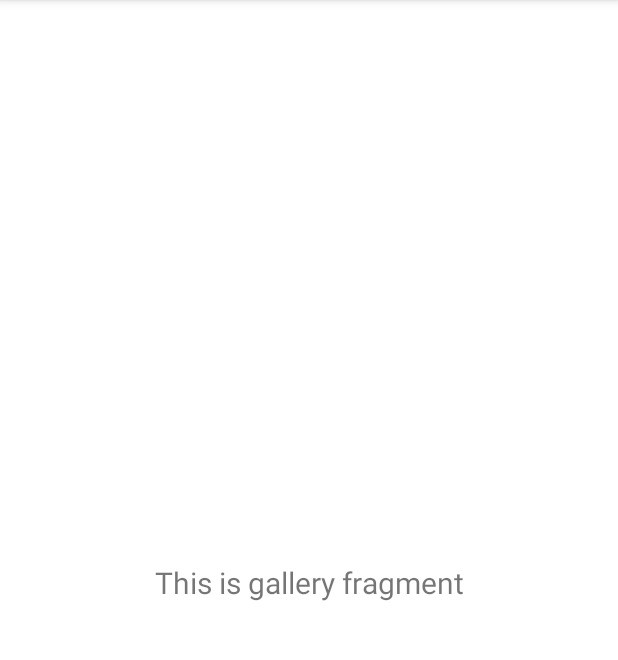
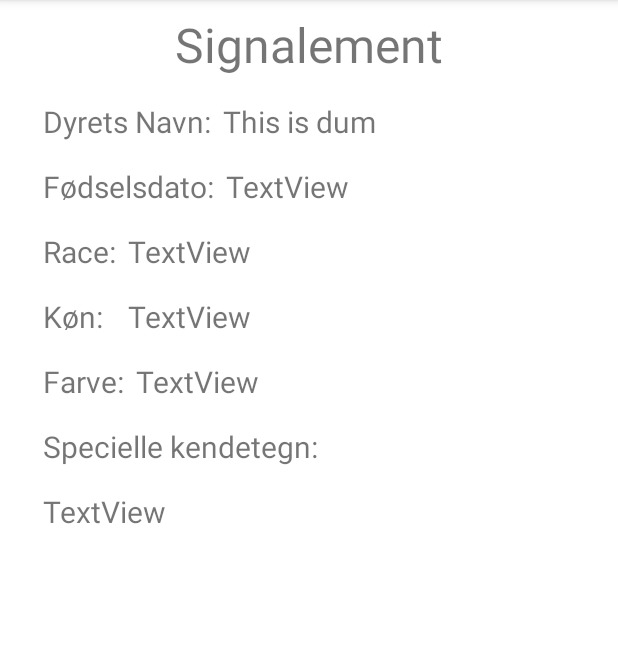
Before and after one commit to marker99/Mit-Dyrs-Sundhed, an Android app: the fragment SignalementFragment shown on its own in the app's theme, on a phone screen of 412 x 824 dp, the part 84-744 px from its top. Run offline under Robolectric (Android 15) with nearby library versions, the phone set to English and light mode, and no system bars.

Commit message:
signalement view begun

```diff
--- a/app/src/main/java/com/github/marker99/MainActivity.java
+++ b/app/src/main/java/com/github/marker99/MainActivity.java
@@ -42,7 +42,7 @@ public class MainActivity extends AppCompatActivity {
         // Passing each menu ID as a set of Ids because each
         // menu should be considered as top level destinations.
         mAppBarConfiguration = new AppBarConfiguration.Builder(
-                R.id.nav_home, R.id.nav_gallery, R.id.nav_slideshow)
+                R.id.nav_home, R.id.nav_signalement, R.id.nav_slideshow)
                 .setOpenableLayout(drawer)
                 .build();
         NavController navController = Navigation.findNavController(this, R.id.nav_host_fragment_content_main);
@@ -53,7 +53,7 @@ public class MainActivity extends AppCompatActivity {
     @Override
     public boolean onCreateOptionsMenu(Menu menu) {
         // Inflate the menu; this adds items to the action bar if it is present.
-        getMenuInflater().inflate(R.menu.main_activity2, menu);
+        getMenuInflater().inflate(R.menu.main_activity, menu);
         return true;
     }
 
--- a/app/src/main/java/com/github/marker99/ui/gallery/GalleryFragment.java
+++ b/app/src/main/java/com/github/marker99/ui/signalement/SignalementFragment.java
@@ -1,4 +1,4 @@
-package com.github.marker99.ui.gallery;
+package com.github.marker99.ui.signalement;
 
 import android.os.Bundle;
 import android.view.LayoutInflater;
@@ -10,22 +10,22 @@ import androidx.annotation.NonNull;
 import androidx.fragment.app.Fragment;
 import androidx.lifecycle.ViewModelProvider;
 
-import com.github.marker99.databinding.FragmentGalleryBinding;
+import com.github.marker99.databinding.FragmentSignalementBinding;
 
-public class GalleryFragment extends Fragment {
+public class SignalementFragment extends Fragment {
 
-    private FragmentGalleryBinding binding;
+    private FragmentSignalementBinding binding;
 
     public View onCreateView(@NonNull LayoutInflater inflater,
                              ViewGroup container, Bundle savedInstanceState) {
-        GalleryViewModel galleryViewModel =
-                new ViewModelProvider(this).get(GalleryViewModel.class);
+        SignalementViewModel signalementViewModel =
+                new ViewModelProvider(this).get(SignalementViewModel.class);
 
-        binding = FragmentGalleryBinding.inflate(inflater, container, false);
+        binding = FragmentSignalementBinding.inflate(inflater, container, false);
         View root = binding.getRoot();
 
-        final TextView textView = binding.textGallery;
-        galleryViewModel.getText().observe(getViewLifecycleOwner(), textView::setText);
+        TextView textView = binding.textviewPetName;
+        signalementViewModel.getText().observe(getViewLifecycleOwner(), textView::setText);
         return root;
     }
 
--- a/app/src/main/java/com/github/marker99/ui/gallery/GalleryViewModel.java
+++ b/app/src/main/java/com/github/marker99/ui/signalement/SignalementViewModel.java
@@ -1,16 +1,16 @@
-package com.github.marker99.ui.gallery;
+package com.github.marker99.ui.signalement;
 
 import androidx.lifecycle.LiveData;
 import androidx.lifecycle.MutableLiveData;
 import androidx.lifecycle.ViewModel;
 
-public class GalleryViewModel extends ViewModel {
+public class SignalementViewModel extends ViewModel {
 
     private final MutableLiveData<String> mText;
 
-    public GalleryViewModel() {
+    public SignalementViewModel() {
         mText = new MutableLiveData<>();
-        mText.setValue("This is gallery fragment");
+        mText.setValue("This is dum");
     }
 
     public LiveData<String> getText() {
--- a/app/src/main/res/layout/fragment_add_pet_info.xml
+++ b/app/src/main/res/layout/fragment_add_pet_info.xml
@@ -19,7 +19,7 @@
         android:useDefaultMargins="true">
 
         <TextView
-            android:id="@+id/tv_signalement"
+            android:id="@+id/signalement"
             android:layout_columnSpan="2"
             android:layout_gravity="center_horizontal"
             android:layout_marginTop="16dp"
@@ -28,7 +28,7 @@
 
 
         <TextView
-            android:id="@+id/tv_petName"
+            android:id="@+id/petName"
             android:layout_gravity="end"
             android:text="@string/dyrets_navn"
             android:textSize="16sp" />
@@ -41,7 +41,7 @@
 
 
         <TextView
-            android:id="@+id/tv_birthdate"
+            android:id="@+id/birthdate"
             android:layout_gravity="end"
             android:text="@string/fødselsdato"
             android:textSize="16sp" />
@@ -54,7 +54,7 @@
 
 
         <TextView
-            android:id="@+id/tv_race"
+            android:id="@+id/race"
             android:layout_gravity="end"
             android:text="@string/race"
             android:textSize="16sp" />
@@ -67,7 +67,7 @@
 
 
         <TextView
-            android:id="@+id/tv_gender"
+            android:id="@+id/gender"
             android:layout_gravity="end"
             android:text="@string/køn"
             android:textSize="16sp" />
@@ -80,8 +80,7 @@
 
 
         <TextView
-            android:id="@+id/tv_color"
-            android:layout_gravity="end"
+            android:id="@+id/color"
             android:text="@string/farve"
             android:textSize="16sp" />
 
@@ -92,18 +91,18 @@
             android:textSize="16sp" />
 
 
-        <TextView
-            android:id="@+id/tv_ejer"
+        <!--<TextView
+            android:id="@+id/owner"
             android:layout_rowSpan="1"
             android:layout_columnSpan="2"
             android:layout_gravity="center_horizontal"
             android:layout_marginTop="16dp"
-            android:text="Ejer"
+            android:text="@string/ejer"
             android:textSize="30sp" />
 
 
         <TextView
-            android:id="@+id/tv_ownerName"
+            android:id="@+id/ownerName"
             android:layout_gravity="end"
             android:text="@string/navn"
             android:textSize="16sp" />
@@ -116,7 +115,7 @@
 
 
         <TextView
-            android:id="@+id/tv_street"
+            android:id="@+id/street"
             android:layout_gravity="end"
             android:text="@string/gade"
             android:textSize="16sp" />
@@ -129,7 +128,7 @@
 
 
         <TextView
-            android:id="@+id/tv_city"
+            android:id="@+id/city"
             android:layout_gravity="end"
             android:text="By"
             android:textSize="16sp" />
@@ -142,7 +141,7 @@
 
 
         <TextView
-            android:id="@+id/tv_country"
+            android:id="@+id/country"
             android:layout_gravity="end"
             android:text="@string/land"
             android:textSize="16sp" />
@@ -155,7 +154,7 @@
 
 
         <TextView
-            android:id="@+id/tv_phoneNumber"
+            android:id="@+id/phoneNumber"
             android:text="@string/telefon"
             android:textSize="16sp" />
 
@@ -163,7 +162,7 @@
             android:id="@+id/editText_phoneNumber"
             android:ems="10"
             android:inputType="phone"
-            android:textSize="16sp" />
+            android:textSize="16sp" />-->
 
 
         <Button
--- a/app/src/main/res/layout/fragment_gallery.xml
+++ /dev/null
@@ -1,22 +0,0 @@
-<?xml version="1.0" encoding="utf-8"?>
-<androidx.constraintlayout.widget.ConstraintLayout xmlns:android="http://schemas.android.com/apk/res/android"
-    xmlns:app="http://schemas.android.com/apk/res-auto"
-    xmlns:tools="http://schemas.android.com/tools"
-    android:layout_width="match_parent"
-    android:layout_height="match_parent"
-    tools:context=".ui.gallery.GalleryFragment">
-
-    <TextView
-        android:id="@+id/text_gallery"
-        android:layout_width="match_parent"
-        android:layout_height="wrap_content"
-        android:layout_marginStart="8dp"
-        android:layout_marginTop="8dp"
-        android:layout_marginEnd="8dp"
-        android:textAlignment="center"
-        android:textSize="20sp"
-        app:layout_constraintBottom_toBottomOf="parent"
-        app:layout_constraintEnd_toEndOf="parent"
-        app:layout_constraintStart_toStartOf="parent"
-        app:layout_constraintTop_toTopOf="parent" />
-</androidx.constraintlayout.widget.ConstraintLayout>
--- /dev/null
+++ b/app/src/main/res/layout/fragment_signalement.xml
@@ -0,0 +1,159 @@
+<?xml version="1.0" encoding="utf-8"?>
+<androidx.constraintlayout.widget.ConstraintLayout xmlns:android="http://schemas.android.com/apk/res/android"
+    xmlns:app="http://schemas.android.com/apk/res-auto"
+    xmlns:tools="http://schemas.android.com/tools"
+    android:layout_width="match_parent"
+    android:layout_height="match_parent"
+    tools:context=".ui.signalement.SignalementFragment">
+
+    <androidx.constraintlayout.widget.Guideline
+        android:id="@+id/guideline2"
+        android:layout_width="wrap_content"
+        android:layout_height="wrap_content"
+        android:orientation="vertical"
+        app:layout_constraintGuide_percent="0.06" />
+
+    <TextView
+        android:id="@+id/signalement"
+        android:layout_width="wrap_content"
+        android:layout_height="wrap_content"
+        android:layout_marginTop="8dp"
+        android:text="@string/signalement"
+        android:textSize="32sp"
+        app:layout_constraintEnd_toEndOf="parent"
+        app:layout_constraintStart_toStartOf="parent"
+        app:layout_constraintTop_toTopOf="parent" />
+
+    <TextView
+        android:id="@+id/petName"
+        android:layout_width="wrap_content"
+        android:layout_height="wrap_content"
+        android:layout_marginStart="4dp"
+        android:layout_marginTop="16dp"
+        android:text="@string/dyrets_navn"
+        android:textSize="20sp"
+        app:layout_constraintStart_toStartOf="@+id/guideline2"
+        app:layout_constraintTop_toBottomOf="@+id/signalement" />
+    <TextView
+        android:id="@+id/textview_petName"
+        android:layout_width="wrap_content"
+        android:layout_height="wrap_content"
+        android:layout_marginStart="8dp"
+        android:layout_marginTop="16dp"
+        android:text="TextView"
+        android:textSize="20sp"
+        app:layout_constraintStart_toEndOf="@+id/petName"
+        app:layout_constraintTop_toBottomOf="@+id/signalement" />
+
+
+    <TextView
+        android:id="@+id/birthdate"
+        android:layout_width="wrap_content"
+        android:layout_height="wrap_content"
+        android:layout_marginStart="4dp"
+        android:layout_marginTop="16dp"
+        android:text="@string/fødselsdato"
+        android:textSize="20sp"
+        app:layout_constraintStart_toStartOf="@+id/guideline2"
+        app:layout_constraintTop_toBottomOf="@+id/petName" />
+    <TextView
+        android:id="@+id/textview_birthdate"
+        android:layout_width="wrap_content"
+        android:layout_height="wrap_content"
+        android:layout_marginStart="8dp"
+        android:layout_marginTop="16dp"
+        android:text="TextView"
+        android:textSize="20sp"
+        app:layout_constraintStart_toEndOf="@+id/birthdate"
+        app:layout_constraintTop_toBottomOf="@+id/textview_petName" />
+
+
+    <TextView
+        android:id="@+id/race"
+        android:layout_width="wrap_content"
+        android:layout_height="wrap_content"
+        android:layout_marginStart="4dp"
+        android:layout_marginTop="16dp"
+        android:text="@string/race"
+        android:textSize="20sp"
+        app:layout_constraintStart_toStartOf="@+id/guideline2"
+        app:layout_constraintTop_toBottomOf="@+id/birthdate" />
+    <TextView
+        android:id="@+id/textview_race"
+        android:layout_width="wrap_content"
+        android:layout_height="wrap_content"
+        android:layout_marginStart="8dp"
+        android:layout_marginTop="16dp"
+        android:text="TextView"
+        android:textSize="20sp"
+        app:layout_constraintStart_toEndOf="@+id/race"
+        app:layout_constraintTop_toBottomOf="@+id/textview_birthdate" />
+
+
+    <TextView
+        android:id="@+id/gender"
+        android:layout_width="wrap_content"
+        android:layout_height="wrap_content"
+        android:layout_marginStart="4dp"
+        android:layout_marginTop="16dp"
+        android:text="@string/køn"
+        android:textSize="20sp"
+        app:layout_constraintStart_toStartOf="@+id/guideline2"
+        app:layout_constraintTop_toBottomOf="@+id/race" />
+    <TextView
+        android:id="@+id/textview_gender"
+        android:layout_width="wrap_content"
+        android:layout_height="wrap_content"
+        android:layout_marginStart="8dp"
+        android:layout_marginTop="16dp"
+        android:text="TextView"
+        android:textSize="20sp"
+        app:layout_constraintStart_toEndOf="@+id/race"
+        app:layout_constraintTop_toBottomOf="@+id/textview_race" />
+
+
+    <TextView
+        android:id="@+id/color"
+        android:layout_width="wrap_content"
+        android:layout_height="wrap_content"
+        android:layout_marginStart="4dp"
+        android:layout_marginTop="16dp"
+        android:text="@string/farve"
+        android:textSize="20sp"
+        app:layout_constraintStart_toStartOf="@+id/guideline2"
+        app:layout_constraintTop_toBottomOf="@+id/gender" />
+    <TextView
+        android:id="@+id/textview_color"
+        android:layout_width="wrap_content"
+        android:layout_height="wrap_content"
+        android:layout_marginStart="8dp"
+        android:layout_marginTop="16dp"
+        android:text="TextView"
+        android:textSize="20sp"
+        app:layout_constraintStart_toEndOf="@+id/color"
+        app:layout_constraintTop_toBottomOf="@+id/textview_gender" />
+
+
+    <TextView
+        android:id="@+id/specialCharacteristics"
+        android:layout_width="wrap_content"
+        android:layout_height="wrap_content"
+        android:layout_marginStart="4dp"
+        android:layout_marginTop="16dp"
+        android:text="@string/specielle_kendetegn"
+        android:textSize="20sp"
+        app:layout_constraintStart_toStartOf="@+id/guideline2"
+        app:layout_constraintTop_toBottomOf="@+id/color" />
+
+    <TextView
+        android:id="@+id/textview_specialCharacteristics"
+        android:layout_width="298dp"
+        android:layout_height="123dp"
+        android:layout_marginStart="4dp"
+        android:layout_marginTop="16dp"
+        android:text="TextView"
+        android:textSize="20sp"
+        app:layout_constraintStart_toStartOf="@+id/guideline2"
+        app:layout_constraintTop_toBottomOf="@+id/specialCharacteristics" />
+
+</androidx.constraintlayout.widget.ConstraintLayout>
--- a/app/src/main/res/menu/activity_main_drawer.xml
+++ b/app/src/main/res/menu/activity_main_drawer.xml
@@ -9,9 +9,9 @@
             android:icon="@drawable/ic_menu_camera"
             android:title="@string/menu_home" />
         <item
-            android:id="@+id/nav_gallery"
+            android:id="@+id/nav_signalement"
             android:icon="@drawable/ic_menu_gallery"
-            android:title="@string/menu_gallery" />
+            android:title="@string/signalement" />
         <item
             android:id="@+id/nav_slideshow"
             android:icon="@drawable/ic_menu_slideshow"
--- a/app/src/main/res/navigation/mobile_navigation.xml
+++ b/app/src/main/res/navigation/mobile_navigation.xml
@@ -16,10 +16,10 @@
     </fragment>
 
     <fragment
-        android:id="@+id/nav_gallery"
-        android:name="com.github.marker99.ui.gallery.GalleryFragment"
+        android:id="@+id/nav_signalement"
+        android:name="com.github.marker99.ui.signalement.SignalementFragment"
         android:label="@string/menu_gallery"
-        tools:layout="@layout/fragment_gallery" />
+        tools:layout="@layout/fragment_signalement" />
 
     <fragment
         android:id="@+id/nav_slideshow"
--- a/app/src/main/res/values/strings.xml
+++ b/app/src/main/res/values/strings.xml
@@ -28,5 +28,7 @@
     <string name="add_pet">Add Pet</string>
     <!-- TODO: Remove or change this placeholder text -->
     <string name="hello_blank_fragment">Hello blank fragment</string>
+    <string name="ejer">Ejer</string>
+    <string name="specielle_kendetegn">Specielle kendetegn:</string>
 
 </resources>
```
Also changed, not shown: app/src/main/res/menu/main_activity.xml (renamed from app/src/main/res/menu/main_activity2.xml).
